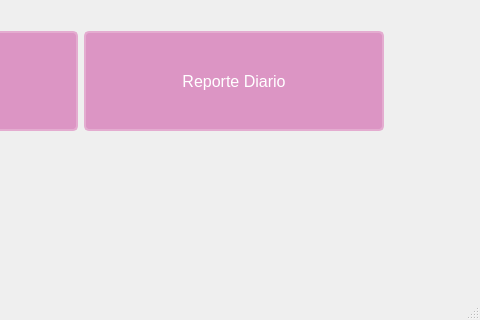
This is GUI/ui/PruebaMenu.ui in C-Sebastian-M/GLAM_MAKEUP_STORE as Qt 5 draws it before an edit; both pictures show x 320 to 800 and y 280 to 600 of the 800 by 600 pixel window. The edited form follows.
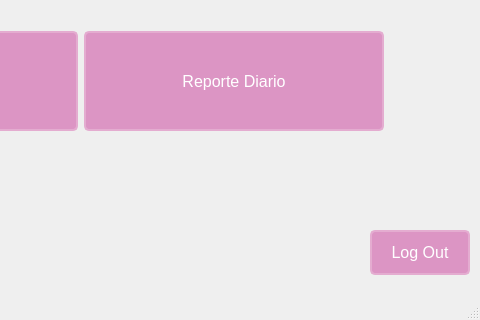
This is the edited form. Icons and pictures are not drawn.

Patch:
```diff
--- a/GUI/ui/PruebaMenu.ui
+++ b/GUI/ui/PruebaMenu.ui
@@ -140,6 +140,25 @@
      <bool>true</bool>
     </property>
    </widget>
+   <widget class="QPushButton" name="LogOut">
+    <property name="geometry">
+     <rect>
+      <x>690</x>
+      <y>510</y>
+      <width>100</width>
+      <height>45</height>
+     </rect>
+    </property>
+    <property name="minimumSize">
+     <size>
+      <width>0</width>
+      <height>0</height>
+     </size>
+    </property>
+    <property name="text">
+     <string>Log Out</string>
+    </property>
+   </widget>
   </widget>
   <widget class="QMenuBar" name="menubar">
    <property name="geometry">
```
